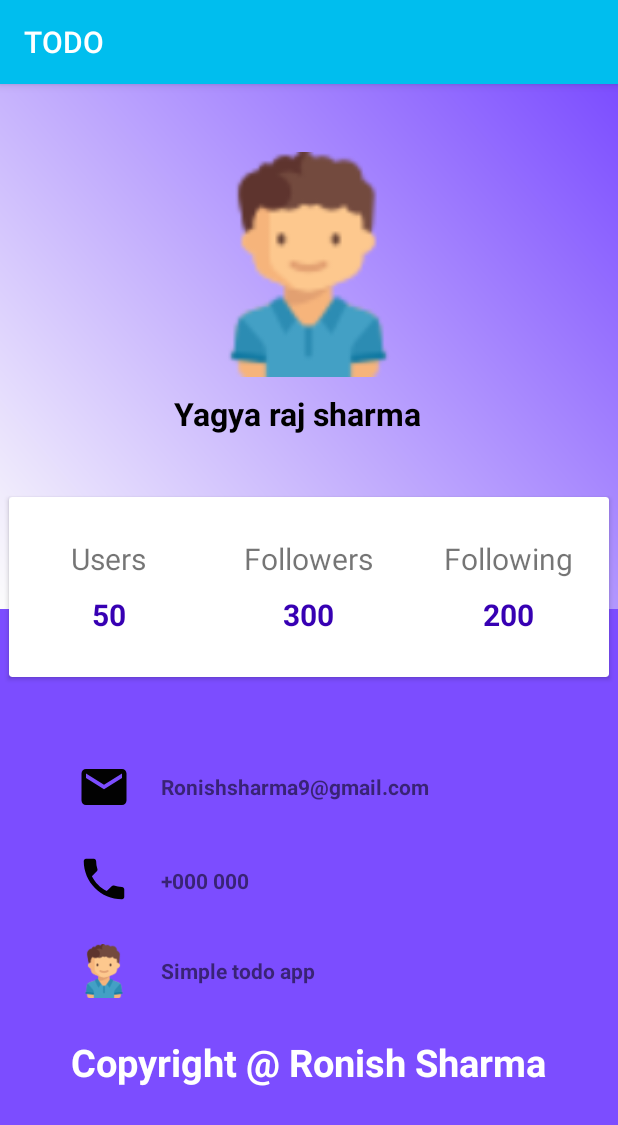
After one commit to ronish11/todo_app, an Android app: the AboutActivity screen opened directly, with no data from a screen before it, on a phone screen of 412 x 824 dp. The commit adds this screen. Shown: the top 1125 px of the screen. Run offline under Robolectric (Android 15) with nearby library versions, the phone set to English and light mode, and no system bars.

Commit message:
Added About page

```diff
--- /dev/null
+++ b/app/src/main/java/com/example/TODO/AppInfo/AboutActivity.java
@@ -0,0 +1,16 @@
+package com.example.TODO.AppInfo;
+
+import androidx.appcompat.app.AppCompatActivity;
+
+import android.os.Bundle;
+
+import com.example.TODO.R;
+
+public class AboutActivity extends AppCompatActivity {
+
+    @Override
+    protected void onCreate(Bundle savedInstanceState) {
+        super.onCreate(savedInstanceState);
+        setContentView(R.layout.activity_about);
+    }
+}
--- a/app/src/main/java/com/example/TODO/DashbordActivity.java
+++ b/app/src/main/java/com/example/TODO/Dashbord/DashbordActivity.java
@@ -1,4 +1,4 @@
-package com.example.TODO;
+package com.example.TODO.Dashbord;
 
 import androidx.appcompat.app.AlertDialog;
 import androidx.appcompat.app.AppCompatActivity;
@@ -9,9 +9,12 @@ import android.content.Intent;
 import android.net.Uri;
 import android.os.Bundle;
 import android.view.View;
-import android.widget.Button;
-import android.widget.TextView;
 import android.widget.Toast;
+
+import com.example.TODO.AppInfo.AboutActivity;
+import com.example.TODO.LoginAndSignUp.LoginActivity;
+import com.example.TODO.R;
+import com.example.TODO.TODO;
 
 public class DashbordActivity extends AppCompatActivity {
 
@@ -21,8 +24,6 @@ public class DashbordActivity extends AppCompatActivity {
     private CardView cardview4;
     private CardView cardview5;
     private CardView cardview6;
-    private CardView cardview7;
-    private CardView cardview8;
 
     @Override
     protected void onCreate(Bundle savedInstanceState) {
@@ -43,7 +44,7 @@ public class DashbordActivity extends AppCompatActivity {
         this.cardview2.setOnClickListener(new View.OnClickListener() {
             @Override
             public void onClick(View v) {
-                Intent intent1 = new Intent(DashbordActivity.this, TODO.class);
+                Intent intent1 = new Intent(DashbordActivity.this, AboutActivity.class);
                 startActivity(intent1);
             }
         });
--- a/app/src/main/java/com/example/TODO/RegisterActivity.java
+++ b/app/src/main/java/com/example/TODO/LoginAndSignUp/RegisterActivity.java
@@ -1,4 +1,4 @@
-package com.example.TODO;
+package com.example.TODO.LoginAndSignUp;
 
 import androidx.appcompat.app.AppCompatActivity;
 
@@ -9,6 +9,8 @@ import android.view.View;
 import android.widget.Button;
 import android.widget.EditText;
 import android.widget.Toast;
+
+import com.example.TODO.R;
 
 public class RegisterActivity extends AppCompatActivity {
 
--- a/app/src/main/java/com/example/TODO/database/AppRepository.java
+++ b/app/src/main/java/com/example/TODO/Repository/AppRepository.java
@@ -1,10 +1,12 @@
-package com.example.TODO.database;
+package com.example.TODO.Repository;
 
 import android.content.Context;
 import android.util.Log;
 
 import androidx.lifecycle.LiveData;
 
+import com.example.TODO.database.AppDatabase;
+import com.example.TODO.database.NoteEntity;
 import com.example.TODO.utils.SampleDataProvider;
 
 import java.util.List;
--- a/app/src/main/java/com/example/TODO/SplashScreenActivity.java
+++ b/app/src/main/java/com/example/TODO/Splash/SplashScreenActivity.java
@@ -1,4 +1,4 @@
-package com.example.TODO;
+package com.example.TODO.Splash;
 
 import android.app.Activity;
 import android.content.Intent;
@@ -6,6 +6,10 @@ import android.os.Bundle;
 import android.view.animation.Animation;
 import android.view.animation.AnimationUtils;
 import android.widget.ImageView;
+
+import com.example.TODO.LoginAndSignUp.LoginActivity;
+import com.example.TODO.R;
+
 public class SplashScreenActivity extends Activity {
 
     @Override
--- a/app/src/main/java/com/example/TODO/ViewModel/EditorViewModel.java
+++ b/app/src/main/java/com/example/TODO/ViewModel/EditorViewModel.java
@@ -7,7 +7,7 @@ import androidx.annotation.NonNull;
 import androidx.lifecycle.AndroidViewModel;
 import androidx.lifecycle.MutableLiveData;
 
-import com.example.TODO.database.AppRepository;
+import com.example.TODO.Repository.AppRepository;
 import com.example.TODO.database.NoteEntity;
 
 import java.util.Date;
--- a/app/src/main/java/com/example/TODO/ViewModel/ListActivityViewModel.java
+++ b/app/src/main/java/com/example/TODO/ViewModel/ListActivityViewModel.java
@@ -6,7 +6,7 @@ import androidx.annotation.NonNull;
 import androidx.lifecycle.AndroidViewModel;
 import androidx.lifecycle.LiveData;
 
-import com.example.TODO.database.AppRepository;
+import com.example.TODO.Repository.AppRepository;
 import com.example.TODO.database.NoteEntity;
 
 import java.util.List;
--- /dev/null
+++ b/app/src/main/res/drawable/gradientbackground.xml
@@ -0,0 +1,8 @@
+<?xml version="1.0" encoding="utf-8"?>
+<shape xmlns:android="http://schemas.android.com/apk/res/android">
+    <gradient android:angle="45"
+        android:startColor="@color/backgroundcolor"
+        android:endColor="@color/deeppurple"
+        />
+
+</shape>
--- /dev/null
+++ b/app/src/main/res/layout/activity_about.xml
@@ -0,0 +1,202 @@
+<?xml version="1.0" encoding="utf-8"?>
+<ScrollView xmlns:android="http://schemas.android.com/apk/res/android"
+    xmlns:app="http://schemas.android.com/apk/res-auto"
+    xmlns:tools="http://schemas.android.com/tools"
+    android:layout_width="match_parent"
+    android:layout_height="match_parent"
+    tools:context="com.example.TODO.AppInfo.AboutActivity"
+    android:background="@color/deeppurple"
+    android:orientation="vertical">
+
+    <LinearLayout
+        android:layout_width="match_parent"
+        android:layout_height="wrap_content"
+        android:orientation="vertical" >
+
+    <RelativeLayout
+        android:layout_width="match_parent"
+        android:layout_height="405dp">
+        <LinearLayout
+            android:background="@drawable/gradientbackground"
+            android:layout_width="match_parent"
+            android:layout_height="350dp"
+            android:orientation="vertical">
+            <ImageView
+                android:layout_marginTop="45dp"
+                android:layout_gravity="center_horizontal"
+                android:layout_width="150dp"
+                android:layout_height="150dp"
+                android:src="@drawable/profile"/>
+
+            <TextView
+                android:layout_width="179dp"
+                android:layout_height="wrap_content"
+                android:layout_gravity="center_horizontal"
+                android:layout_marginTop="10dp"
+                android:text="Yagya raj sharma"
+                android:textColor="#000000"
+                android:textSize="21sp"
+                android:textStyle="bold" />
+        </LinearLayout>
+        <androidx.cardview.widget.CardView
+            android:layout_width="400dp"
+            android:layout_height="120dp"
+            android:layout_centerHorizontal="true"
+            android:layout_marginTop="275dp">
+            <LinearLayout
+                android:layout_width="match_parent"
+                android:layout_height="match_parent"
+                android:orientation="horizontal"
+                android:weightSum="3">
+                <LinearLayout
+                    android:gravity="center"
+                    android:orientation="vertical"
+                    android:layout_width="0dp"
+                    android:layout_weight="1"
+                    android:layout_height="match_parent">
+                    <TextView
+                        android:layout_width="wrap_content"
+                        android:layout_height="wrap_content"
+                        android:text="Users"
+                        android:textSize="20sp"
+                        />
+                    <TextView
+                        android:layout_width="wrap_content"
+                        android:layout_height="wrap_content"
+                        android:text="50"
+                        android:textStyle="bold"
+                        android:textSize="20sp"
+                        android:paddingTop="10dp"
+                        android:textColor="@color/colorPrimaryDark"/>
+
+                </LinearLayout>
+                <LinearLayout
+                    android:gravity="center"
+                    android:orientation="vertical"
+                    android:layout_width="0dp"
+                    android:layout_weight="1"
+                    android:layout_height="match_parent">
+                    <TextView
+                        android:layout_width="wrap_content"
+                        android:layout_height="wrap_content"
+                        android:text="Followers"
+                        android:textSize="20sp"
+                        />
+
+                    <TextView
+                        android:layout_width="wrap_content"
+                        android:layout_height="wrap_content"
+                        android:paddingTop="10dp"
+                        android:text="300"
+                        android:textColor="@color/colorPrimaryDark"
+                        android:textSize="20sp"
+                        android:textStyle="bold" />
+
+                </LinearLayout>
+                <LinearLayout
+                    android:gravity="center"
+                    android:orientation="vertical"
+                    android:layout_width="0dp"
+                    android:layout_weight="1"
+                    android:layout_height="match_parent">
+                    <TextView
+                        android:layout_width="wrap_content"
+                        android:layout_height="wrap_content"
+                        android:text="Following"
+                        android:textSize="20sp"
+                        />
+                    <TextView
+                        android:layout_width="wrap_content"
+                        android:layout_height="wrap_content"
+                        android:text="200"
+                        android:textStyle="bold"
+                        android:textSize="20sp"
+                        android:paddingTop="10dp"
+                        android:textColor="@color/colorPrimaryDark"/>
+
+                </LinearLayout>
+            </LinearLayout>
+        </androidx.cardview.widget.CardView>
+    </RelativeLayout>
+
+    <LinearLayout
+        android:layout_width="360dp"
+        android:layout_height="wrap_content"
+        android:orientation="vertical"
+        android:layout_gravity="center"
+        android:layout_marginTop="45dp">
+        <LinearLayout
+            android:orientation="horizontal"
+            android:paddingLeft="25dp"
+            android:layout_width="match_parent"
+            android:layout_height="wrap_content">
+            <ImageView
+                android:layout_width="36dp"
+                android:layout_height="36dp"
+                app:srcCompat="@drawable/ic_email_black_24dp"/>
+            <TextView
+                android:textStyle="bold"
+                android:layout_gravity="center_vertical"
+                android:layout_width="wrap_content"
+                android:layout_height="wrap_content"
+                android:paddingLeft="20dp"
+                android:text="Ronishsharma9@gmail.com"/>
+        </LinearLayout>
+        <LinearLayout
+            android:layout_marginTop="25dp"
+            android:orientation="horizontal"
+            android:paddingLeft="25dp"
+            android:layout_width="match_parent"
+            android:layout_height="wrap_content">
+            <ImageView
+                android:layout_width="36dp"
+                android:layout_height="36dp"
+                app:srcCompat="@drawable/ic_phone_black_24dp"/>
+
+            <TextView
+                android:layout_width="93dp"
+                android:layout_height="17dp"
+                android:layout_gravity="center_vertical"
+                android:paddingLeft="20dp"
+                android:text="+000 000 000"
+                android:textStyle="bold" />
+        </LinearLayout>
+        <LinearLayout
+            android:layout_marginTop="25dp"
+            android:orientation="horizontal"
+            android:paddingLeft="25dp"
+            android:layout_width="match_parent"
+            android:layout_height="wrap_content">
+            <ImageView
+                android:layout_width="36dp"
+                android:layout_height="36dp"
+                android:src="@drawable/profile"/>
+            <TextView
+                android:textStyle="bold"
+
+                android:layout_gravity="center_vertical"
+                android:layout_width="wrap_content"
+                android:layout_height="wrap_content"
+                android:paddingLeft="20dp"
+                android:text="Simple todo app"/>
+        </LinearLayout>
+        <LinearLayout
+            android:layout_gravity="center"
+            android:gravity="center"
+            android:layout_marginTop="25dp"
+            android:orientation="horizontal"
+            android:layout_width="match_parent"
+            android:layout_height="wrap_content">
+            <TextView
+                android:textSize="25sp"
+                android:textStyle="bold"
+                android:textColor="#fff"
+                android:layout_gravity="center_vertical"
+                android:layout_width="wrap_content"
+                android:layout_height="wrap_content"
+                android:text="Copyright @ Ronish Sharma"/>
+        </LinearLayout>
+    </LinearLayout>
+    </LinearLayout>
+
+</ScrollView>
--- a/app/src/main/res/layout/activity_dashbord.xml
+++ b/app/src/main/res/layout/activity_dashbord.xml
@@ -4,7 +4,7 @@
     xmlns:tools="http://schemas.android.com/tools"
     android:layout_width="match_parent"
     android:layout_height="match_parent"
-    tools:context="com.example.TODO.DashbordActivity"
+    tools:context="com.example.TODO.Dashbord.DashbordActivity"
     android:theme="@style/DashboardTheme">
 
    <LinearLayout
```
Also changed, not shown: app/src/main/AndroidManifest.xml (+7 -5 lines), app/src/main/java/com/example/TODO/LoginAndSignUp/LoginActivity.java (renamed from app/src/main/java/com/example/TODO/LoginActivity.java, +5 -2 lines).
